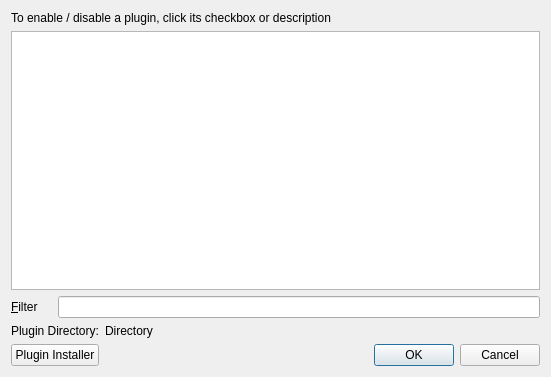
Before: the Qt Designer form qgis/src/ui/qgspluginmanagerbase.ui in sourcepole/qgis, drawn with Qt 5.
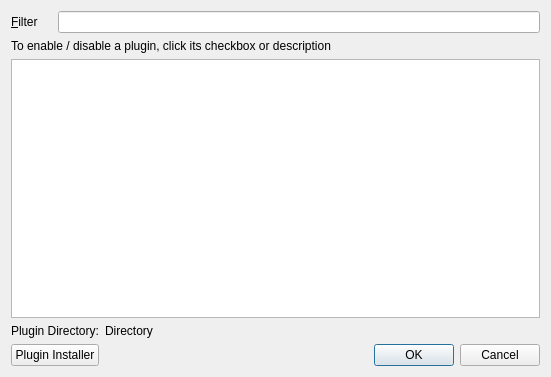
After: the same form once the commit is applied.

Commit message: apply plugin manager patch from Milena

What changed in the file:
```diff
--- a/qgis/src/ui/qgspluginmanagerbase.ui
+++ b/qgis/src/ui/qgspluginmanagerbase.ui
@@ -19,14 +19,14 @@
    <bool>true</bool>
   </property>
   <layout class="QGridLayout" >
-   <item row="0" column="0" colspan="3" >
+   <item row="1" column="0" colspan="3" >
     <widget class="QLabel" name="textLabel1_2" >
      <property name="text" >
       <string>To enable / disable a plugin, click its checkbox or description</string>
      </property>
     </widget>
    </item>
-   <item row="1" column="0" colspan="3" >
+   <item row="2" column="0" colspan="3" >
     <widget class="QListView" name="vwPlugins" >
      <property name="selectionMode" >
       <enum>QAbstractItemView::SingleSelection</enum>
@@ -39,7 +39,7 @@
      </property>
     </widget>
    </item>
-   <item row="2" column="0" >
+   <item row="0" column="0" >
     <widget class="QLabel" name="lblFilter" >
      <property name="text" >
       <string>&amp;Filter</string>
@@ -49,7 +49,7 @@
      </property>
     </widget>
    </item>
-   <item row="2" column="1" colspan="2" >
+   <item row="0" column="1" colspan="2" >
     <widget class="QLineEdit" name="leFilter" />
    </item>
    <item row="3" column="0" colspan="2" >
```
Left out of the diff: 2 changed lines with no effect on the pictures.
